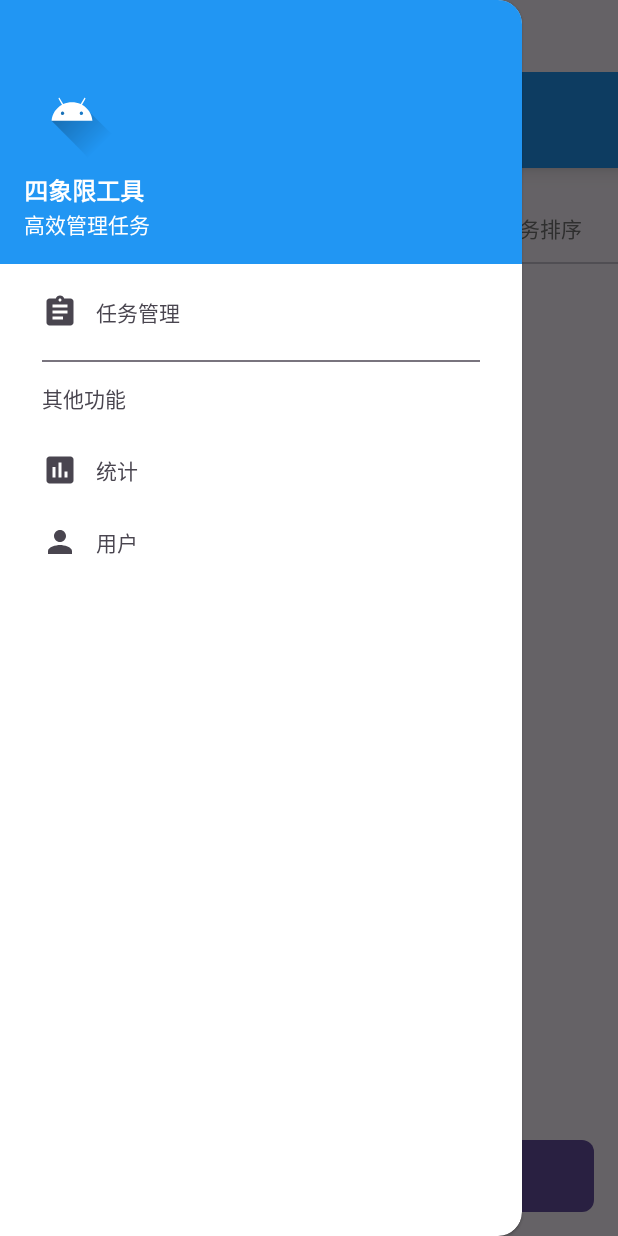
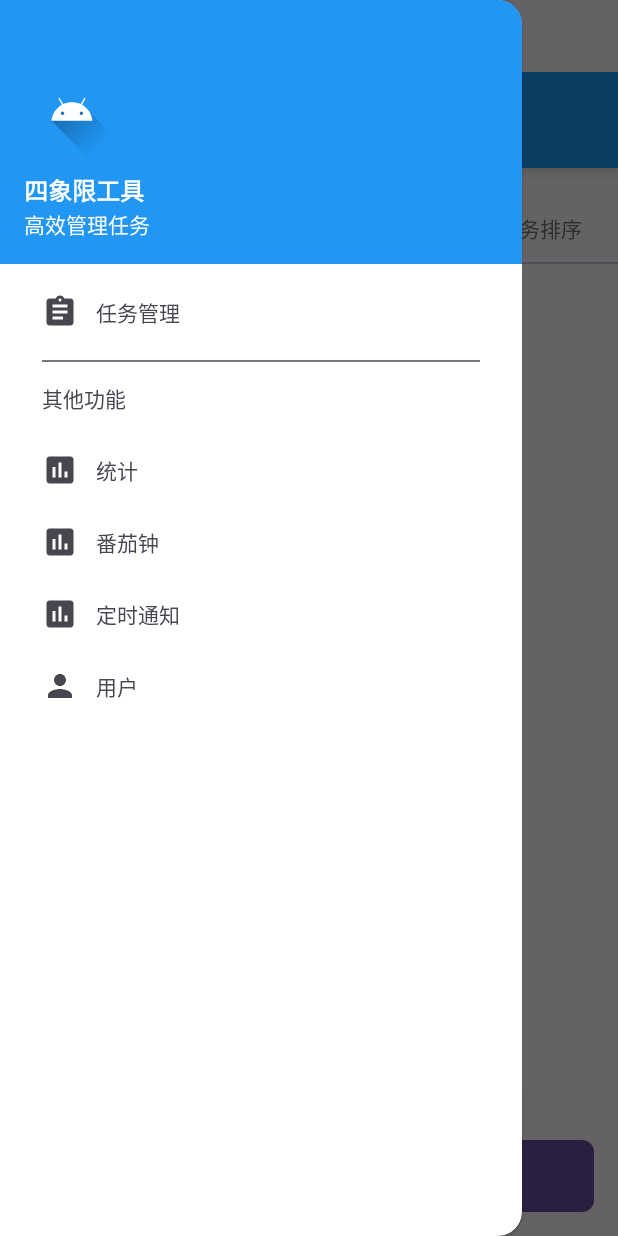
Before and after one commit to mxykb/Four-quadrant-management-rule, an Android app: the screen it shows after launch (MainActivity), after a tap on "菜单", on a phone screen of 412 x 824 dp. Run offline under Robolectric (Android 15) with nearby library versions, the phone set to English and light mode, and no system bars.

Commit message:
V1.0.1.1 1. 新建统计界面 2. 新建番茄钟界面 3. 新建定时通知界面

```diff
--- a/app/build.gradle.kts
+++ b/app/build.gradle.kts
@@ -43,4 +43,5 @@ dependencies {
     testImplementation(libs.junit)
     androidTestImplementation(libs.ext.junit)
     androidTestImplementation(libs.espresso.core)
+    implementation("com.github.PhilJay:MPAndroidChart:v3.1.0")
 }
--- a/app/src/main/java/com/example/fourquadrant/MainActivity.java
+++ b/app/src/main/java/com/example/fourquadrant/MainActivity.java
@@ -1,123 +1,144 @@
+// 声明包名，用于组织代码结构
 package com.example.fourquadrant;
 
-import android.Manifest;
-import android.content.pm.PackageManager;
-import android.os.Bundle;
-import android.view.View;
-import android.widget.ImageButton;
-import android.widget.TextView;
-import androidx.appcompat.widget.Toolbar;
-import androidx.drawerlayout.widget.DrawerLayout;
-import androidx.core.view.GravityCompat;
-import com.google.android.material.navigation.NavigationView;
-import com.google.android.material.appbar.AppBarLayout;
-import androidx.appcompat.app.ActionBarDrawerToggle;
-import androidx.activity.OnBackPressedCallback;
+// 导入所需的类
+import android.Manifest;                     // 权限相关类
+import android.content.pm.PackageManager;     // 包管理相关类
+import android.os.Bundle;                     // 用于保存Activity状态
+import android.view.View;                     // 视图类
+import android.widget.ImageButton;            // 图片按钮控件
+import android.widget.TextView;               // 文本控件
+import androidx.appcompat.widget.Toolbar;     // 工具栏控件
+import androidx.drawerlayout.widget.DrawerLayout; // 抽屉布局
+import androidx.core.view.GravityCompat;      // 重力相关常量
+import com.google.android.material.navigation.NavigationView; // 导航视图
+import com.google.android.material.appbar.AppBarLayout; // 应用栏布局
+import androidx.appcompat.app.ActionBarDrawerToggle; // 抽屉切换按钮
+import androidx.activity.OnBackPressedCallback; // 返回键回调
 
-import androidx.activity.result.ActivityResultLauncher;
-import androidx.activity.result.contract.ActivityResultContracts;
-import androidx.appcompat.app.AppCompatActivity;
-import androidx.core.content.ContextCompat;
-import androidx.viewpager2.widget.ViewPager2;
+import androidx.activity.result.ActivityResultLauncher; // 活动结果启动器
+import androidx.activity.result.contract.ActivityResultContracts; // 活动结果契约
+import androidx.appcompat.app.AppCompatActivity; // 兼容的活动基类
+import androidx.core.content.ContextCompat;     // 上下文兼容类
+import androidx.viewpager2.widget.ViewPager2;   // 分页控件
 
-import com.google.android.material.tabs.TabLayout;
-import com.google.android.material.tabs.TabLayoutMediator;
+import com.google.android.material.tabs.TabLayout; // 标签栏
+import com.google.android.material.tabs.TabLayoutMediator; // 标签与分页的中介
 
-import java.util.List;
+import java.util.List;                         // 列表类
+import androidx.fragment.app.Fragment;
+import androidx.fragment.app.FragmentTransaction;
+import android.widget.FrameLayout;
+import com.example.fourquadrant.StatisticsFragment;
+import com.example.fourquadrant.TomatoFragment;
+import com.example.fourquadrant.TimerFragment;
 
+// 主活动类，继承自AppCompatActivity并实现TaskListFragment.TaskListListener接口
 public class MainActivity extends AppCompatActivity implements TaskListFragment.TaskListListener {
 
-    private TabLayout tabLayout;
-    private ViewPager2 viewPager;
-    private MainPagerAdapter pagerAdapter;
-    private QuadrantChartFragment quadrantChartFragment;
-    private DrawerLayout drawerLayout;
-    private NavigationView navigationView;
-    private Toolbar toolbar;
-    private ImageButton floatingMenuButton;
+    // 声明成员变量
+    private TabLayout tabLayout;                // 标签栏控件
+    private ViewPager2 viewPager;               // 分页容器控件
+    private MainPagerAdapter pagerAdapter;      // 分页适配器
+    private QuadrantChartFragment quadrantChartFragment; // 四象限图表碎片
+    private DrawerLayout drawerLayout;          // 抽屉布局
+    private NavigationView navigationView;      // 导航视图
+    private Toolbar toolbar;                    // 工具栏
+    private ImageButton floatingMenuButton;     // 悬浮菜单按钮
+    private FrameLayout statisticsContainer;
+    private StatisticsFragment statisticsFragment;
+    private TomatoFragment tomatoFragment;
+    private TimerFragment timerFragment;
 
-    // 权限请求
+    // 权限请求启动器
     private ActivityResultLauncher<String> requestPermissionLauncher;
 
+    // Activity创建时调用的生命周期方法
     @Override
     protected void onCreate(Bundle savedInstanceState) {
-        super.onCreate(savedInstanceState);
-        setContentView(R.layout.activity_main);
+        super.onCreate(savedInstanceState); // 调用父类方法
+        setContentView(R.layout.activity_main); // 设置Activity的布局文件
 
-        // 设置系统UI
-        setupSystemUI();
-
-        setupPermissionLauncher();
-        initViews();
-        setupViewPager();
-        setupBackPressHandler();
+        setupSystemUI();          // 设置系统UI（状态栏、导航栏等）
+        setupPermissionLauncher(); // 设置权限请求启动器
+        initViews();              // 初始化视图控件
+        setupViewPager();         // 设置分页控件
+        setupBackPressHandler();  // 设置返回键处理
     }
 
+    // 初始化视图控件的方法
     private void initViews() {
-        tabLayout = findViewById(R.id.tab_layout);
-        viewPager = findViewById(R.id.view_pager);
+        tabLayout = findViewById(R.id.tab_layout); // 获取标签栏控件
+        viewPager = findViewById(R.id.view_pager); // 获取分页容器控件
 
-        // 初始化侧边栏
-        drawerLayout = findViewById(R.id.drawer_layout);
-        navigationView = findViewById(R.id.nav_view);
-        toolbar = findViewById(R.id.toolbar);
-        floatingMenuButton = findViewById(R.id.floating_menu_button);
+        // 初始化侧边栏相关控件
+        drawerLayout = findViewById(R.id.drawer_layout); // 获取抽屉布局
+        navigationView = findViewById(R.id.nav_view);   // 获取导航视图
+        toolbar = findViewById(R.id.toolbar);           // 获取工具栏
+        floatingMenuButton = findViewById(R.id.floating_menu_button); // 获取悬浮菜单按钮
+        statisticsContainer = findViewById(R.id.statistics_container);
 
-        // 设置工具栏（简化设置，避免焦点变化）
-        setSupportActionBar(toolbar);
-        if (getSupportActionBar() != null) {
-            getSupportActionBar().setTitle("");
+        // 设置工具栏
+        setSupportActionBar(toolbar); // 设置工具栏为支持的操作栏
+        if (getSupportActionBar() != null) { // 检查操作栏是否为空
+            getSupportActionBar().setTitle(""); // 设置操作栏标题为空
         }
 
-        // 设置悬浮菜单按钮
+        // 设置悬浮菜单按钮的点击事件
         floatingMenuButton.setOnClickListener(v -> {
-            if (drawerLayout.isDrawerOpen(GravityCompat.START)) {
-                drawerLayout.closeDrawer(GravityCompat.START);
+            if (drawerLayout.isDrawerOpen(GravityCompat.START)) { // 检查抽屉是否打开
+                drawerLayout.closeDrawer(GravityCompat.START); // 关闭抽屉
             } else {
-                drawerLayout.openDrawer(GravityCompat.START);
+                drawerLayout.openDrawer(GravityCompat.START); // 打开抽屉
             }
         });
 
-        // 设置侧边栏导航监听
-        setupNavigationDrawer();
+        setupNavigationDrawer(); // 设置导航抽屉
     }
 
+    // 设置返回键处理的方法
     private void setupBackPressHandler() {
-        // 使用新的OnBackPressedCallback替代已弃用的onBackPressed
+        // 创建返回键回调
         OnBackPressedCallback callback = new OnBackPressedCallback(true) {
             @Override
             public void handleOnBackPressed() {
-                if (drawerLayout.isDrawerOpen(GravityCompat.START)) {
-                    drawerLayout.closeDrawer(GravityCompat.START);
+                if (drawerLayout.isDrawerOpen(GravityCompat.START)) { // 检查抽屉是否打开
+                    drawerLayout.closeDrawer(GravityCompat.START); // 关闭抽屉
                 } else {
-                    // 如果侧边栏没有打开，则执行默认的返回行为
-                    setEnabled(false);
-                    getOnBackPressedDispatcher().onBackPressed();
+                    setEnabled(false); // 禁用当前回调
+                    getOnBackPressedDispatcher().onBackPressed(); // 调用默认的返回键处理
                 }
             }
         };
 
-        // 注册回调
-        getOnBackPressedDispatcher().addCallback(this, callback);
+        getOnBackPressedDispatcher().addCallback(this, callback); // 注册回调
     }
 
+    // 设置导航抽屉的方法
     private void setupNavigationDrawer() {
+        // 设置导航项选中监听器
         navigationView.setNavigationItemSelectedListener(item -> {
-            int id = item.getItemId();
+            int id = item.getItemId(); // 获取选中项的ID
 
-            if (id == R.id.nav_task_management) {
-                // 任务管理 - 显示当前的标签页内容
+            if (id == R.id.nav_task_management) { // 任务管理
+                showTabs();
+                drawerLayout.closeDrawers(); // 关闭抽屉
+                return true;
+            } else if (id == R.id.nav_statistics) { // 统计功能
+                showStatisticsPage();
+                drawerLayout.closeDrawers(); // 关闭抽屉
+                return true;
+            } else if (id == R.id.nav_tomato) {
+                showTomatoPage();
                 drawerLayout.closeDrawers();
                 return true;
-            } else if (id == R.id.nav_statistics) {
-                // 统计功能
-                showStatistics();
+            } else if (id == R.id.nav_timer) {
+                showTimerPage();
                 drawerLayout.closeDrawers();
                 return true;
-            } else if (id == R.id.nav_user) {
-                // 用户功能
-                showUserProfile();
-                drawerLayout.closeDrawers();
+            } else if (id == R.id.nav_user) { // 用户功能
+                showUserProfile(); // 显示用户对话框
+                drawerLayout.closeDrawers(); // 关闭抽屉
                 return true;
             }
 
@@ -125,36 +146,79 @@ public class MainActivity extends AppCompatActivity implements TaskListFragment.
         });
     }
 
-    private void showStatistics() {
-        // 显示统计对话框
-        StatisticsDialog dialog = new StatisticsDialog();
-        dialog.show(getSupportFragmentManager(), "statistics_dialog");
+    private void showStatisticsPage() {
+        // 隐藏Tab和ViewPager，仅显示统计页面
+        tabLayout.setVisibility(View.GONE);
+        viewPager.setVisibility(View.GONE);
+        statisticsContainer.setVisibility(View.VISIBLE);
+        if (statisticsFragment == null) {
+            statisticsFragment = new StatisticsFragment();
+        }
+        FragmentTransaction ft = getSupportFragmentManager().beginTransaction();
+        ft.replace(R.id.statistics_container, statisticsFragment);
+        ft.commit();
     }
 
-    private void showUserProfile() {
-        // 显示用户对话框
-        UserDialog dialog = new UserDialog();
-        dialog.show(getSupportFragmentManager(), "user_dialog");
+    private void showTabs() {
+        // 显示Tab和ViewPager，隐藏统计页面
+        tabLayout.setVisibility(View.VISIBLE);
+        viewPager.setVisibility(View.VISIBLE);
+        statisticsContainer.setVisibility(View.GONE);
     }
 
+    private void showTomatoPage() {
+        tabLayout.setVisibility(View.GONE);
+        viewPager.setVisibility(View.GONE);
+        statisticsContainer.setVisibility(View.VISIBLE);
+        if (tomatoFragment == null) {
+            tomatoFragment = new TomatoFragment();
+        }
+        FragmentTransaction ft = getSupportFragmentManager().beginTransaction();
+        ft.replace(R.id.statistics_container, tomatoFragment);
+        ft.commit();
+    }
+
+    private void showTimerPage() {
+        tabLayout.setVisibility(View.GONE);
+        viewPager.setVisibility(View.GONE);
+        statisticsContainer.setVisibility(View.VISIBLE);
+        if (timerFragment == null) {
+            timerFragment = new TimerFragment();
+        }
+        FragmentTransaction ft = getSupportFragmentManager().beginTransaction();
+        ft.replace(R.id.statistics_container, timerFragment);
+        ft.commit();
+    }
+
+    // 显示统计对话框的方法
+    private void showStatistics() {
+        StatisticsDialog dialog = new StatisticsDialog(); // 创建统计对话框
+        dialog.show(getSupportFragmentManager(), "statistics_dialog"); // 显示对话框
+    }
+
+    // 显示用户对话框的方法
+    private void showUserProfile() {
+        UserDialog dialog = new UserDialog(); // 创建用户对话框
+        dialog.show(getSupportFragmentManager(), "user_dialog"); // 显示对话框
+    }
+
+    // 设置系统UI的方法
     private void setupSystemUI() {
-        // 设置状态栏为透明
-        getWindow().setStatusBarColor(android.graphics.Color.TRANSPARENT);
+        getWindow().setStatusBarColor(android.graphics.Color.TRANSPARENT); // 设置状态栏透明
 
-        // 设置导航栏为透明
-        getWindow().setNavigationBarColor(android.graphics.Color.TRANSPARENT);
+        getWindow().setNavigationBarColor(android.graphics.Color.TRANSPARENT); // 设置导航栏透明
 
         // 简化系统UI设置，减少闪烁
-        if (android.os.Build.VERSION.SDK_INT >= android.os.Build.VERSION_CODES.R) {
-            getWindow().setDecorFitsSystemWindows(false);
+        if (android.os.Build.VERSION.SDK_INT >= android.os.Build.VERSION_CODES.R) { // 检查Android版本
+            getWindow().setDecorFitsSystemWindows(false); // 设置装饰不适合系统窗口
         }
     }
 
 
-
+    // 设置分页控件的方法
     private void setupViewPager() {
-        pagerAdapter = new MainPagerAdapter(this);
-        viewPager.setAdapter(pagerAdapter);
+        pagerAdapter = new MainPagerAdapter(this); // 创建分页适配器
+        viewPager.setAdapter(pagerAdapter); // 设置分页适配器
 
         // 设置标签页标题
         new TabLayoutMediator(tabLayout, viewPager, (tab, position) -> {
@@ -172,13 +236,13 @@ public class MainActivity extends AppCompatActivity implements TaskListFragment.
                     tab.setText("任务排序");
                     break;
             }
-        }).attach();
+        }).attach(); // 附加到标签栏和分页控件
 
-        // 监听页面切换，获取Fragment引用并同步数据
+        // 监听页面切换
         viewPager.registerOnPageChangeCallback(new ViewPager2.OnPageChangeCallback() {
             @Override
             public void onPageSelected(int position) {
-                super.onPageSelected(position);
+                super.onPageSelected(position); // 调用父类方法
 
                 switch (position) {
                     case 1: // 四象限图表
@@ -190,7 +254,7 @@ public class MainActivity extends AppCompatActivity implements TaskListFragment.
                             }
                         }
 
-                        // 立即同步任务数据到四象限图表
+                        // 同步任务数据到四象限图表
                         if (quadrantChartFragment != null) {
                             // 从TaskListFragment获取当前任务数据
                             TaskListFragment taskListFragment = null;
@@ -231,6 +295,7 @@ public class MainActivity extends AppCompatActivity implements TaskListFragment.
         });
     }
 
+    // 设置权限请求启动器的方法
     private void setupPermissionLauncher() {
         requestPermissionLauncher = registerForActivityResult(
             new ActivityResultContracts.RequestPermission(),
@@ -242,9 +307,10 @@ public class MainActivity extends AppCompatActivity implements TaskListFragment.
         );
     }
 
+    // 实现TaskListListener接口的方法，当任务列表更新时调用
     @Override
     public void onTasksUpdated(List<QuadrantView.Task> tasks) {
-        // 当任务列表更新时，通知四象限图表Fragment
+        // 通知四象限图表Fragment更新
         if (quadrantChartFragment != null) {
             quadrantChartFragment.updateTasks(tasks);
         }
@@ -259,6 +325,7 @@ public class MainActivity extends AppCompatActivity implements TaskListFragment.
         }
     }
 
+    // 通知所有Fragment更新数据的方法
     public void notifyFragmentsUpdate() {
         System.out.println("notifyFragmentsUpdate: starting...");
 
@@ -295,15 +362,14 @@ public class MainActivity extends AppCompatActivity implements TaskListFragment.
 
 
 
-
-
+    // Activity恢复时调用的生命周期方法
     @Override
     protected void onResume() {
-        super.onResume();
+        super.onResume(); // 调用父类方法
         // 检查存储权限
         if (ContextCompat.checkSelfPermission(this, Manifest.permission.WRITE_EXTERNAL_STORAGE)
                 != PackageManager.PERMISSION_GRANTED) {
-            requestPermissionLauncher.launch(Manifest.permission.WRITE_EXTERNAL_STORAGE);
+            requestPermissionLauncher.launch(Manifest.permission.WRITE_EXTERNAL_STORAGE); // 请求权限
         }
     }
 }
--- /dev/null
+++ b/app/src/main/res/drawable/bg_grid.xml
@@ -0,0 +1,4 @@
+<?xml version="1.0" encoding="utf-8"?>
+<bitmap xmlns:android="http://schemas.android.com/apk/res/android"
+    android:src="@drawable/grid_pattern"
+    android:tileMode="repeat" />
--- a/app/src/main/res/layout/activity_main.xml
+++ b/app/src/main/res/layout/activity_main.xml
@@ -70,6 +70,17 @@
             app:layout_constraintStart_toStartOf="parent"
             app:layout_constraintEnd_toEndOf="parent" />
 
+        <!-- 统计页面容器，初始隐藏 -->
+        <FrameLayout
+            android:id="@+id/statistics_container"
+            android:layout_width="match_parent"
+            android:layout_height="0dp"
+            android:visibility="gone"
+            app:layout_constraintTop_toBottomOf="@id/tab_layout"
+            app:layout_constraintBottom_toBottomOf="parent"
+            app:layout_constraintStart_toStartOf="parent"
+            app:layout_constraintEnd_toEndOf="parent" />
+
     </androidx.constraintlayout.widget.ConstraintLayout>
 
     <!-- 侧边栏 -->
--- a/app/src/main/res/menu/drawer_menu.xml
+++ b/app/src/main/res/menu/drawer_menu.xml
@@ -14,7 +14,14 @@
                 android:id="@+id/nav_statistics"
                 android:icon="@drawable/ic_statistics"
                 android:title="统计" />
-
+            <item
+                android:id="@+id/nav_tomato"
+                android:icon="@drawable/ic_statistics"
+                android:title="番茄钟" />
+            <item
+                android:id="@+id/nav_timer"
+                android:icon="@drawable/ic_statistics"
+                android:title="定时通知" />
             <item
                 android:id="@+id/nav_user"
                 android:icon="@drawable/ic_user"
--- a/settings.gradle.kts
+++ b/settings.gradle.kts
@@ -16,6 +16,7 @@ dependencyResolutionManagement {
     repositories {
         google()
         mavenCentral()
+        maven { url = uri("https://jitpack.io") }
     }
 }
 
```
Also changed, not shown: app/src/main/java/com/example/fourquadrant/StatisticsFragment.java (added, +74 -0 lines), app/src/main/java/com/example/fourquadrant/TimerFragment.java (added, +23 -0 lines), app/src/main/java/com/example/fourquadrant/TomatoFragment.java (added, +19 -0 lines), app/src/main/res/drawable/btn_circle_green.xml (added, +10 -0 lines), app/src/main/res/drawable/btn_rect_outline.xml (added, +10 -0 lines), app/src/main/res/drawable/btn_rounded_shadow.xml (added, +11 -0 lines), app/src/main/res/drawable/grid_pattern.xml (added, +12 -0 lines), app/src/main/res/layout/fragment_statistics.xml (added, +24 -0 lines), app/src/main/res/layout/fragment_tomato.xml (added, +94 -0 lines).
